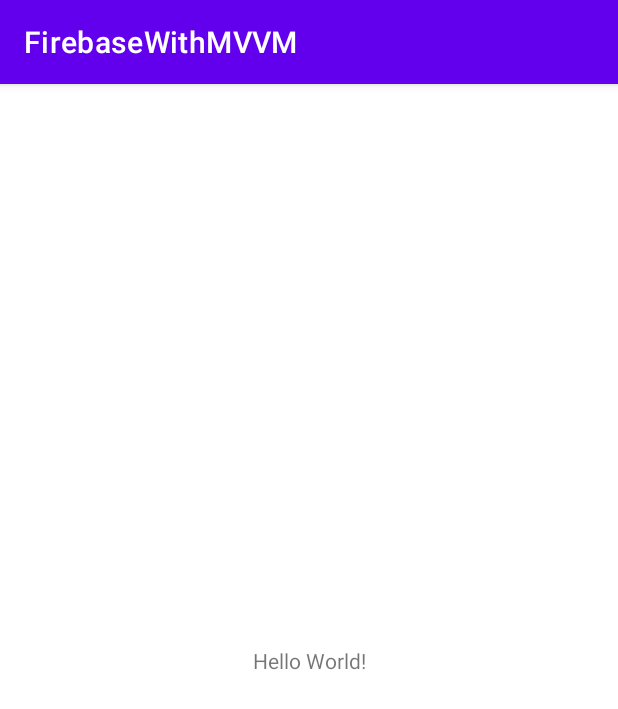
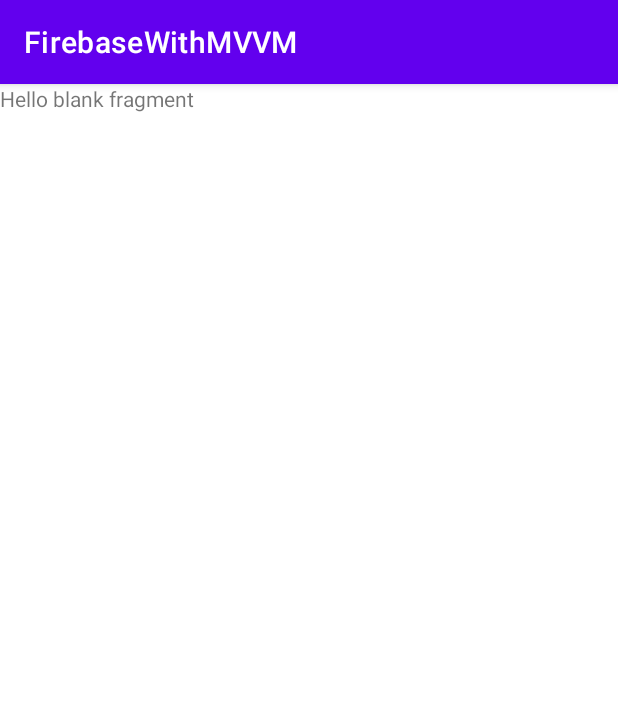
Before and after one commit to felixrp74/FirebaseWithMVVM, an Android app: the screen it shows after launch (MainActivity), on a phone screen of 412 x 824 dp. Shown: the top 709 px of the screen. Run offline under Robolectric (Android 15) with nearby library versions, the phone set to English and light mode, and no system bars.

Commit message:
configuration navigation

```diff
--- /dev/null
+++ b/app/src/main/java/com/example/firebasewithmvvm/note/NoteListingFragment.kt
@@ -0,0 +1,35 @@
+package com.example.firebasewithmvvm.note
+
+import android.os.Bundle
+import androidx.fragment.app.Fragment
+import android.view.LayoutInflater
+import android.view.View
+import android.view.ViewGroup
+import com.example.firebasewithmvvm.databinding.FragmentNoteListingBinding
+
+
+class NoteListingFragment : Fragment() {
+    val TAG = "NoteListingFragment"
+    private lateinit var binding: FragmentNoteListingBinding
+
+
+    override fun onCreate(savedInstanceState: Bundle?) {
+        super.onCreate(savedInstanceState)
+
+    }
+
+    override fun onCreateView(
+        inflater: LayoutInflater, container: ViewGroup?,
+        savedInstanceState: Bundle?
+    ): View? {
+
+
+        binding= FragmentNoteListingBinding.inflate(layoutInflater)
+        return binding.root
+    }
+
+    override fun onViewCreated(view: View, savedInstanceState: Bundle?) {
+        super.onViewCreated(view, savedInstanceState)
+
+    }
+}
--- a/app/src/main/res/layout/activity_main.xml
+++ b/app/src/main/res/layout/activity_main.xml
@@ -6,12 +6,16 @@
     android:layout_height="match_parent"
     tools:context=".MainActivity">
 
-    <TextView
-        android:layout_width="wrap_content"
-        android:layout_height="wrap_content"
-        android:text="Hello World!"
+    <fragment
+        android:id="@+id/navHost"
+        android:name="androidx.navigation.fragment.NavHostFragment"
+        android:layout_width="0dp"
+        android:layout_height="0dp"
+        app:defaultNavHost="true"
+        app:navGraph="@navigation/app_navigation"
         app:layout_constraintBottom_toBottomOf="parent"
         app:layout_constraintEnd_toEndOf="parent"
+        app:layout_constraintHorizontal_bias="0.5"
         app:layout_constraintStart_toStartOf="parent"
         app:layout_constraintTop_toTopOf="parent" />
 
--- /dev/null
+++ b/app/src/main/res/layout/fragment_note_listing.xml
@@ -0,0 +1,14 @@
+<?xml version="1.0" encoding="utf-8"?>
+<FrameLayout xmlns:android="http://schemas.android.com/apk/res/android"
+    xmlns:tools="http://schemas.android.com/tools"
+    android:layout_width="match_parent"
+    android:layout_height="match_parent"
+    tools:context=".note.NoteListingFragment">
+
+    <!-- TODO: Update blank fragment layout -->
+    <TextView
+        android:layout_width="match_parent"
+        android:layout_height="match_parent"
+        android:text="@string/hello_blank_fragment" />
+
+</FrameLayout>
--- a/app/src/main/res/navigation/app_navigation.xml
+++ b/app/src/main/res/navigation/app_navigation.xml
@@ -1,6 +1,22 @@
 <?xml version="1.0" encoding="utf-8"?>
 <navigation xmlns:android="http://schemas.android.com/apk/res/android"
     xmlns:app="http://schemas.android.com/apk/res-auto"
-    android:id="@+id/app_navigation">
+    xmlns:tools="http://schemas.android.com/tools"
+    android:id="@+id/app_navigation"
+    app:startDestination="@id/noteListingFragment">
 
+    <fragment
+        android:id="@+id/noteListingFragment"
+        android:name="com.example.firebasewithmvvm.note.NoteListingFragment"
+        android:label="fragment_note_listing"
+        tools:layout="@layout/fragment_note_listing" >
+        <action
+            android:id="@+id/action_noteListingFragment_to_noteDetailFragment"
+            app:destination="@id/noteDetailFragment" />
+    </fragment>
+    <fragment
+        android:id="@+id/noteDetailFragment"
+        android:name="com.example.firebasewithmvvm.note.NoteDetailFragment"
+        android:label="fragment_note_detail"
+        tools:layout="@layout/fragment_note_detail" />
 </navigation>
--- a/app/src/main/res/values/strings.xml
+++ b/app/src/main/res/values/strings.xml
@@ -1,3 +1,5 @@
 <resources>
     <string name="app_name">FirebaseWithMVVM</string>
+    <!-- TODO: Remove or change this placeholder text -->
+    <string name="hello_blank_fragment">Hello blank fragment</string>
 </resources>
```
Also changed, not shown: app/src/main/java/com/example/firebasewithmvvm/note/NoteDetailFragment.kt (added, +33 -0 lines), app/src/main/res/layout/fragment_note_detail.xml (added, +14 -0 lines).
